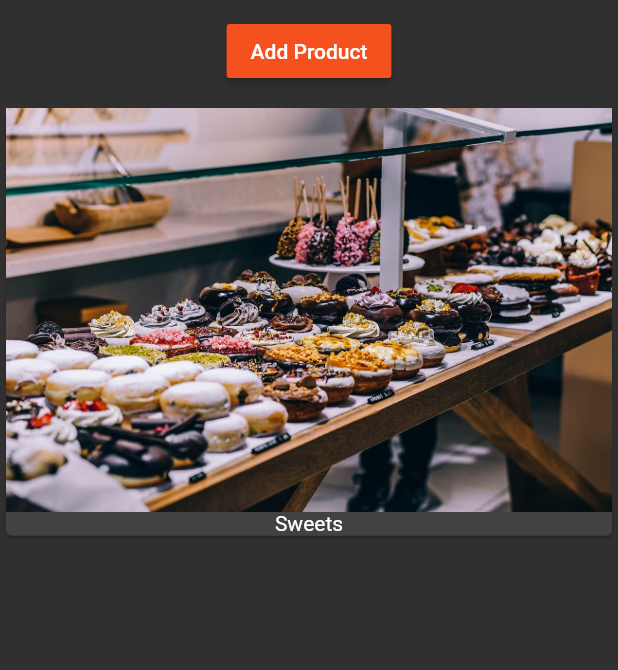
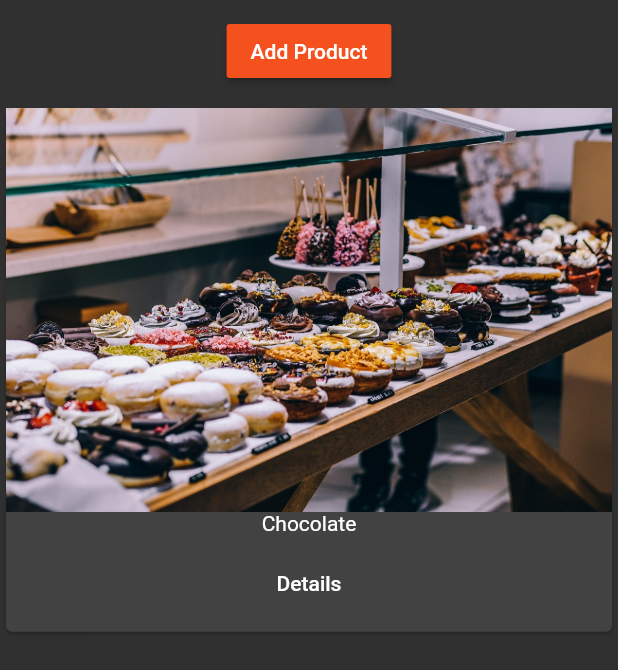
Before and after one commit to Kusaykin/flutter_course, a Flutter app: the ProductManager widget shown alone on an empty page, opened directly, after a tap on "Add Product", on a phone screen of 412 x 824 dp. Shown: the top 670 px of the screen. Run offline on Flutter 3.47's test engine with Material 2 defaults, Android fonts, the phone set to English and light mode, and no system bars.

```diff
--- a/lib/product_control.dart
+++ b/lib/product_control.dart
@@ -13,7 +13,7 @@ class ProductControl extends StatelessWidget {
   Widget build(BuildContext context) {
     return RaisedButton(
       onPressed: () {
-        _addProduct('Sweets');
+        _addProduct({'title': 'Chocolate', 'image': 'assets/food.jpg'});
       },
       child: Text('Add Product'),
     );
--- a/lib/product_manager.dart
+++ b/lib/product_manager.dart
@@ -4,7 +4,7 @@ import 'products.dart';
 import 'product_control.dart';
 
 class ProductManager extends StatefulWidget {
-  final String startingProduct;
+  final Map<String, String> startingProduct;
 
   ProductManager({this.startingProduct});
 
@@ -15,7 +15,7 @@ class ProductManager extends StatefulWidget {
 }
 
 class _ProductManagerState extends State<ProductManager> {
-  List<String> _products = [];
+  List<Map<String, String>> _products = [];
 
   @override
   void initState() {
@@ -33,14 +33,20 @@ class _ProductManagerState extends State<ProductManager> {
           margin: EdgeInsets.all(10.0),
           child: ProductControl(_addProduct),
         ),
-        Expanded(child: Products(_products))
+        Expanded(child: Products(_products, deleteProduct: _deleteProduct))
       ],
     );
   }
 
-  void _addProduct(String product) {
+  void _addProduct(Map<String, String> product) {
     setState(() {
       _products.add(product);
     });
   }
+  void _deleteProduct(int index){
+    setState(() {
+      _products.removeAt(index);
+    });
+  }
+
 }
--- a/lib/products.dart
+++ b/lib/products.dart
@@ -1,16 +1,38 @@
 import 'package:flutter/material.dart';
+import './pages/product.dart';
 
 class Products extends StatelessWidget {
-  final List<String> products;
+  final List<Map<String, String>> products;
+  final Function deleteProduct;
 
-  Products(this.products);
+  Products(this.products, {this.deleteProduct});
 
   Widget _buildProductItem(BuildContext context, int index) {
     return Card(
       child: Column(
         children: <Widget>[
-          Image.asset('assets/food.jpg'),
-          Text(products[index])
+          Image.asset(products[index]['image']),
+          Text(products[index]['title']),
+          ButtonBar(
+            alignment: MainAxisAlignment.center,
+            children: <Widget>[
+              FlatButton(
+                child: Text('Details'),
+                onPressed: () => Navigator
+                    .push<bool>(
+                      context,
+                      MaterialPageRoute(
+                          builder: (BuildContext context) => ProductPage(
+                              products[index]['title'],
+                              products[index]['image']))
+                    ).then((bool value) {
+                      if (value) {
+                        deleteProduct(index);
+                      }
+                    }),
+              )
+            ],
+          )
         ],
       ),
     );
```
Also changed, not shown: lib/main.dart (+2 -6 lines), lib/pages/auth.dart (added, +26 -0 lines), lib/pages/product.dart (added, +38 -0 lines), lib/pages/product_create.dart (added, +9 -0 lines), lib/pages/product_list.dart (added, +9 -0 lines), lib/pages/products.dart (added, +35 -0 lines), lib/pages/products_admin.dart (added, +54 -0 lines).
